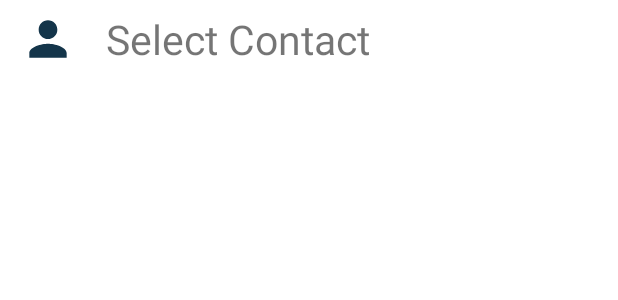
After one commit to jaypedhadiya/talkspace-chat-app, an Android app: the layout option_button_view.xml on its own in the app's theme, with its tools: preview values and no code run, on a phone screen of 412 x 824 dp. The commit adds this screen. Shown: the top 300 px of the screen. Run offline under Robolectric (Android 15) with nearby library versions, the phone set to English and light mode, and no system bars.

Commit message:
implemented contacts feature

```diff
--- a/app/src/main/java/com/example/talkspace/MainActivity.kt
+++ b/app/src/main/java/com/example/talkspace/MainActivity.kt
@@ -7,6 +7,7 @@ import android.os.Bundle
 import android.util.Log
 import androidx.activity.result.contract.ActivityResultContracts
 import androidx.activity.viewModels
+import androidx.core.content.ContentProviderCompat.requireContext
 import androidx.navigation.NavController
 import androidx.navigation.fragment.NavHostFragment
 import com.example.talkspace.databinding.ActivityMainBinding
@@ -54,10 +55,14 @@ class MainActivity : AppCompatActivity() {
         requestPermissionLauncher.launch(
             Manifest.permission.READ_CONTACTS
         )
+        chatViewModel.startListeningForChats(this)
+        chatViewModel.startListeningForContacts()
     }
 
     override fun onStop() {
         super.onStop()
+        chatViewModel.stopListeningForChats()
+        chatViewModel.stopListeningForContacts()
     }
 
     override fun onSupportNavigateUp(): Boolean {
--- a/app/src/main/java/com/example/talkspace/adapter/ChatListAdapter.kt
+++ b/app/src/main/java/com/example/talkspace/adapter/ChatListAdapter.kt
@@ -12,7 +12,8 @@ import com.example.talkspace.databinding.ChatViewBinding
 import com.example.talkspace.model.SQLChat
 import com.example.talkspace.viewmodels.ChatViewModel
 
-class ChatListAdapter(private val chatViewModel: ChatViewModel): ListAdapter<SQLChat,ChatListAdapter.ChatListViewHolder>(ChatsComparator()){
+class ChatListAdapter(private val chatViewModel: ChatViewModel):
+    ListAdapter<SQLChat,ChatListAdapter.ChatListViewHolder>(ChatsComparator()){
 
     override fun onCreateViewHolder(parent: ViewGroup, viewType: Int): ChatListViewHolder{
         val inflater= LayoutInflater.from(parent.context)
--- a/app/src/main/java/com/example/talkspace/adapter/MessageAdapter.kt
+++ b/app/src/main/java/com/example/talkspace/adapter/MessageAdapter.kt
@@ -38,14 +38,16 @@ class MessageAdapter:ListAdapter<SQLiteMessage,RecyclerView.ViewHolder>(MessageC
         }
     }
 
-    class SendMessageViewHolder(private val binding:SenderMessageViewBinding):RecyclerView.ViewHolder(binding.root){
+    class SendMessageViewHolder(private val binding:SenderMessageViewBinding)
+        :RecyclerView.ViewHolder(binding.root){
         fun bind(item: SQLiteMessage){
             binding.messageText.text = item.text
             binding.messageState.text = item.timeStamp.toString()
         }
     }
 
-    class ReceiveMessageViewHolder(private val binding: ReceiverMessageViewBinding):RecyclerView.ViewHolder(binding.root){
+    class ReceiveMessageViewHolder(private val binding: ReceiverMessageViewBinding):
+        RecyclerView.ViewHolder(binding.root){
         fun bind(item: SQLiteMessage){
             binding.messageText.text = item.text
             binding.messageState.text = item.timeStamp.toString()
--- a/app/src/main/java/com/example/talkspace/ui/MainFragment.kt
+++ b/app/src/main/java/com/example/talkspace/ui/MainFragment.kt
@@ -82,7 +82,7 @@ class MainFragment : Fragment() {
     override fun onStart() {
         super.onStart()
         Log.d("MainFragment","onStart")
-        chatViewModel.startListeningForChats(requireContext())
+//        chatViewModel.startListeningForChats(requireContext())
 //        if(savedInstanceState == null){
 
 //            binding?.bottomNavigation?.selectedItemId = R.id.item_chat
--- a/app/src/main/res/drawable/baseline_groups_24.xml
+++ b/app/src/main/res/drawable/baseline_groups_24.xml
@@ -1,4 +1,4 @@
-<vector android:height="24dp" android:tint="#FFFFFF"
+<vector android:height="24dp" android:tint="@color/test_1"
     android:viewportHeight="24" android:viewportWidth="24"
     android:width="24dp" xmlns:android="http://schemas.android.com/apk/res/android">
     <path android:fillColor="@android:color/white" android:pathData="M12,12.75c1.63,0 3.07,0.39 4.24,0.9c1.08,0.48 1.76,1.56 1.76,2.73L18,18H6l0,-1.61c0,-1.18 0.68,-2.26 1.76,-2.73C8.93,13.14 10.37,12.75 12,12.75zM4,13c1.1,0 2,-0.9 2,-2c0,-1.1 -0.9,-2 -2,-2s-2,0.9 -2,2C2,12.1 2.9,13 4,13zM5.13,14.1C4.76,14.04 4.39,14 4,14c-0.99,0 -1.93,0.21 -2.78,0.58C0.48,14.9 0,15.62 0,16.43V18l4.5,0v-1.61C4.5,15.56 4.73,14.78 5.13,14.1zM20,13c1.1,0 2,-0.9 2,-2c0,-1.1 -0.9,-2 -2,-2s-2,0.9 -2,2C18,12.1 18.9,13 20,13zM24,16.43c0,-0.81 -0.48,-1.53 -1.22,-1.85C21.93,14.21 20.99,14 20,14c-0.39,0 -0.76,0.04 -1.13,0.1c0.4,0.68 0.63,1.46 0.63,2.29V18l4.5,0V16.43zM12,6c1.66,0 3,1.34 3,3c0,1.66 -1.34,3 -3,3s-3,-1.34 -3,-3C9,7.34 10.34,6 12,6z"/>
--- a/app/src/main/res/drawable/ic_baseline_person_24.xml
+++ b/app/src/main/res/drawable/ic_baseline_person_24.xml
@@ -1,4 +1,4 @@
-<vector android:height="24dp" android:tint="#FFFFFF"
+<vector android:height="24dp" android:tint="@color/test_1"
     android:viewportHeight="24" android:viewportWidth="24"
     android:width="24dp" xmlns:android="http://schemas.android.com/apk/res/android">
     <path android:fillColor="@android:color/white" android:pathData="M12,12c2.21,0 4,-1.79 4,-4s-1.79,-4 -4,-4 -4,1.79 -4,4 1.79,4 4,4zM12,14c-2.67,0 -8,1.34 -8,4v2h16v-2c0,-2.66 -5.33,-4 -8,-4z"/>
--- /dev/null
+++ b/app/src/main/res/layout/option_button_view.xml
@@ -0,0 +1,39 @@
+<?xml version="1.0" encoding="utf-8"?>
+<androidx.constraintlayout.widget.ConstraintLayout
+    xmlns:android="http://schemas.android.com/apk/res/android"
+    xmlns:app="http://schemas.android.com/apk/res-auto"
+    xmlns:tools="http://schemas.android.com/tools"
+    android:id="@+id/button_container"
+    android:layout_width="match_parent"
+    android:layout_height="wrap_content"
+    android:paddingTop="3dp"
+    android:paddingBottom="3dp"
+    android:layout_marginStart="9dp"
+    android:layout_marginEnd="9dp">
+
+    <com.google.android.material.imageview.ShapeableImageView
+        android:id="@+id/option_button_icon"
+        android:layout_width="45dp"
+        android:layout_height="45dp"
+        android:padding="4dp"
+        android:scaleType="centerCrop"
+        android:src="@drawable/ic_baseline_person_24"
+        app:layout_constraintTop_toTopOf="parent"
+        app:layout_constraintBottom_toBottomOf="parent"
+        app:layout_constraintStart_toStartOf="parent"
+        app:shapeAppearanceOverlay="@style/ShapeAppearance.TalkSpace.CornerShapeForeFriendProfile"
+        tools:srcCompat="@tools:sample/avatars" />
+
+    <TextView
+        android:id="@+id/option_button_text"
+        android:layout_width="wrap_content"
+        android:layout_height="wrap_content"
+        android:text="Select Contact"
+        android:textSize="27dp"
+        android:layout_marginStart="16dp"
+        app:layout_constraintTop_toTopOf="@+id/option_button_icon"
+        app:layout_constraintBottom_toBottomOf="@+id/option_button_icon"
+        app:layout_constraintStart_toEndOf="@+id/option_button_icon"/>
+
+
+</androidx.constraintlayout.widget.ConstraintLayout>
```
Also changed, not shown: app/src/main/java/com/example/talkspace/adapter/ContactAdapter.kt (added, +84 -0 lines), app/src/main/java/com/example/talkspace/repositories/ChatRepository.kt (+16 -0 lines), app/src/main/java/com/example/talkspace/repositories/ContactsRepository.kt (+72 -2 lines), app/src/main/java/com/example/talkspace/ui/chatsection/ContactsOnAppFragment.kt (+25 -0 lines), app/src/main/java/com/example/talkspace/viewmodels/ChatViewModel.kt (+15 -8 lines), app/src/main/res/layout/contact_view.xml (added, +63 -0 lines), app/src/main/res/layout/fragment_contacts_on_app.xml (+7 -83 lines).
